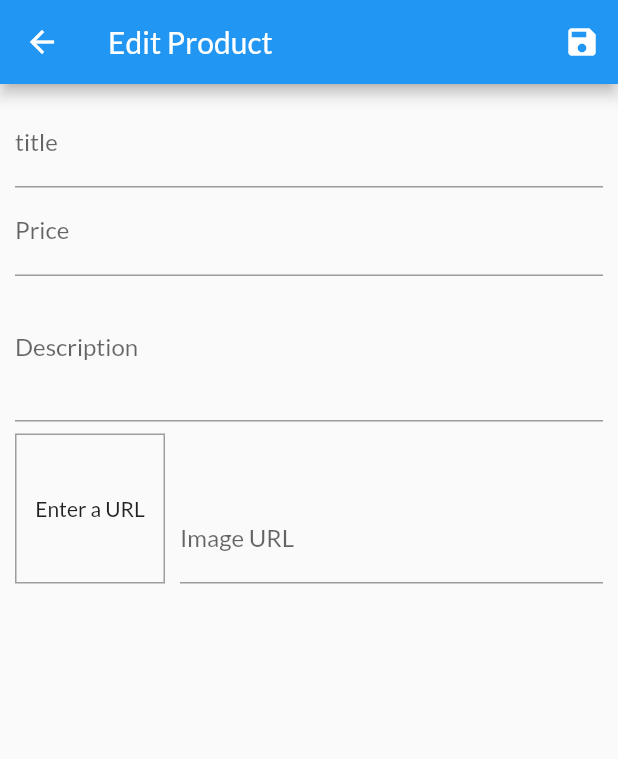
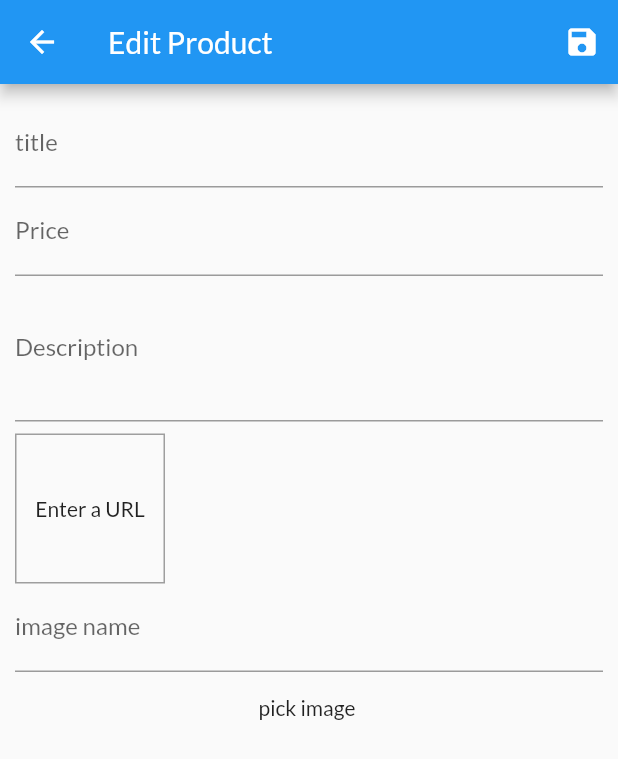
Before and after one commit to akshayyadav76/shop_app, a Flutter app: the EditProductScreen screen opened by its route, on a phone screen of 412 x 824 dp. Shown: the top 759 px of the screen. Run offline on Flutter 3.47's test engine with Material 2 defaults, Android fonts, the phone set to English and light mode, and no system bars; our stand-ins replace firebase_storage, image_picker, shared_preferences; accounts and stored records are empty.

Commit message:
fatal error ...

```diff
--- a/lib/screens/edit_product_screen.dart
+++ b/lib/screens/edit_product_screen.dart
@@ -1,8 +1,13 @@
 import 'package:flutter/material.dart';
+import 'package:image_picker/image_picker.dart';
 import 'package:provider/provider.dart';
+import 'dart:io';
+
 
 import '../providers/Product.dart';
 import '../providers/products.dart';
+import  'package:image_picker/image_picker.dart';
+import 'package:firebase_storage/firebase_storage.dart';
 
 class EditProductScreen extends StatefulWidget {
   static const routeName = "/edit_product_screen";
@@ -14,9 +19,13 @@ class EditProductScreen extends StatefulWidget {
 class _EditProductScreenState extends State<EditProductScreen> {
   final _focuse = FocusNode();
   final _descriptionFocus = FocusNode();
-  final _editController = TextEditingController();
+
   final _imageUrl = FocusNode();
   final _formkey = GlobalKey<FormState>();
+  File gallorImage;
+   String imageName;
+   String  geturl ='';
+  final _editController = TextEditingController( );
 
   /// this is the end i have to fix save mathod of form
   var _editedProdcut = Product(
@@ -39,6 +48,28 @@ class _EditProductScreenState extends State<EditProductScreen> {
   @override
   void initState() {
     _imageUrl.addListener(updateImage);
+  }
+
+  Future<void>setimage()async{
+    final image= await ImagePicker.pickImage(source: ImageSource.gallery,
+    maxWidth: 600);
+    setState(() {
+      gallorImage =image;
+
+    });
+
+    final StorageReference ref = await FirebaseStorage.instance.ref().child("$imageName.jpg");
+    final StorageUploadTask upload = ref.putFile(gallorImage);
+    var url = await (await upload.onComplete).ref.getDownloadURL().then((aa){
+      setState(() {
+        geturl =aa.toString();
+        print(geturl);
+      });
+
+    });
+
+
+    //print(url.toString());
   }
 
   @override
@@ -136,6 +167,7 @@ class _EditProductScreenState extends State<EditProductScreen> {
 
   @override
   Widget build(BuildContext context) {
+    print(imageName);
     return Scaffold(
       appBar: AppBar(
         title: Text("Edit Product"),
@@ -244,46 +276,63 @@ class _EditProductScreenState extends State<EditProductScreen> {
                             ? Center(child: Text("Enter a URL"))
                             : FittedBox(
                                 fit: BoxFit.cover,
-                                child: Image.network(_editController.text),
+                                child: Image.network("https://firebasestorage.googleapis.com/v0/b/fir-9a1fe.appspot.com/o/u.jpg"),
                               ),
                       ),
-                      Expanded(
-                        child: TextFormField(
-                          decoration: InputDecoration(labelText: "Image URL"),
-                          keyboardType: TextInputType.url,
-                          controller: _editController,
-                          focusNode: _imageUrl,
-                          validator: (value) {
-                            if (value.isEmpty) {
-                              return "enter a url";
-                            }
-                            if (!value.startsWith("http") &&
-                                !value.startsWith("https")) {
-                              return "enter a valid url";
-                            }
-                            if (!value.endsWith("png") &&
-                                !value.endsWith("jpg") &&
-                                !value.endsWith("jpeg")) {
-                              return "enter a valid url";
-                            }
-                            return null;
-                          },
-                          onSaved: (value) {
-                            _editedProdcut = Product(
-                                id: _editedProdcut.id,
-                                title: _editedProdcut.title,
-                                price: _editedProdcut.price,
-                                description: _editedProdcut.description,
-                                imageUrl: value,
-                                isfavorite: _editedProdcut.isfavorite);
-                          },
-                          onFieldSubmitted: (value) {
-                            _saveForm();
-                          },
-                        ),
-                      ),
+//                      Expanded(
+//                        child: TextFormField(
+//                          decoration: InputDecoration(labelText: "Image URL"),
+//                          keyboardType: TextInputType.url,
+//                          controller: _editController,
+//                          focusNode: _imageUrl,
+//                          validator: (value) {
+//                            if (value.isEmpty) {
+//                              return "enter a url";
+//                            }
+//                            if (!value.startsWith("http") &&
+//                                !value.startsWith("https")) {
+//                              return "enter a valid url";
+//                            }
+//                            if (!value.endsWith("png") &&
+//                                !value.endsWith("jpg") &&
+//                                !value.endsWith("jpeg")) {
+//                              return "enter a valid url";
+//                            }
+//                            return null;
+//                          },
+//                          onSaved: (value) {
+//                            _editedProdcut = Product(
+//                                id: _editedProdcut.id,
+//                                title: _editedProdcut.title,
+//                                price: _editedProdcut.price,
+//                                description: _editedProdcut.description,
+//                                imageUrl: value,
+//                                isfavorite: _editedProdcut.isfavorite);
+//                          },
+//                          onFieldSubmitted: (value) {
+//                            _saveForm();
+//                          },
+//                        ),
+//                      ),
+
+
                     ],
                   ),
+                  TextField(
+                    decoration: InputDecoration(labelText: "image name"),
+                    onChanged: (a){
+                      setState(() {
+                        imageName = a;
+                      });
+
+                    },
+
+                  ),
+                  FlatButton(
+                    child: Text("pick image "),
+                    onPressed: setimage,
+                  ),
+
                 ],
               )),
     );
--- a/pubspec.yaml
+++ b/pubspec.yaml
@@ -27,6 +27,8 @@ dependencies:
   intl: ^0.16.0
   http: ^0.12.0+2
   shared_preferences: ^0.5.6
+  image_picker: ^0.6.3+1
+  firebase_storage: ^3.1.1
 
 dev_dependencies:
   flutter_test:
```
Also changed, not shown: pubspec.lock, 2 other files.
